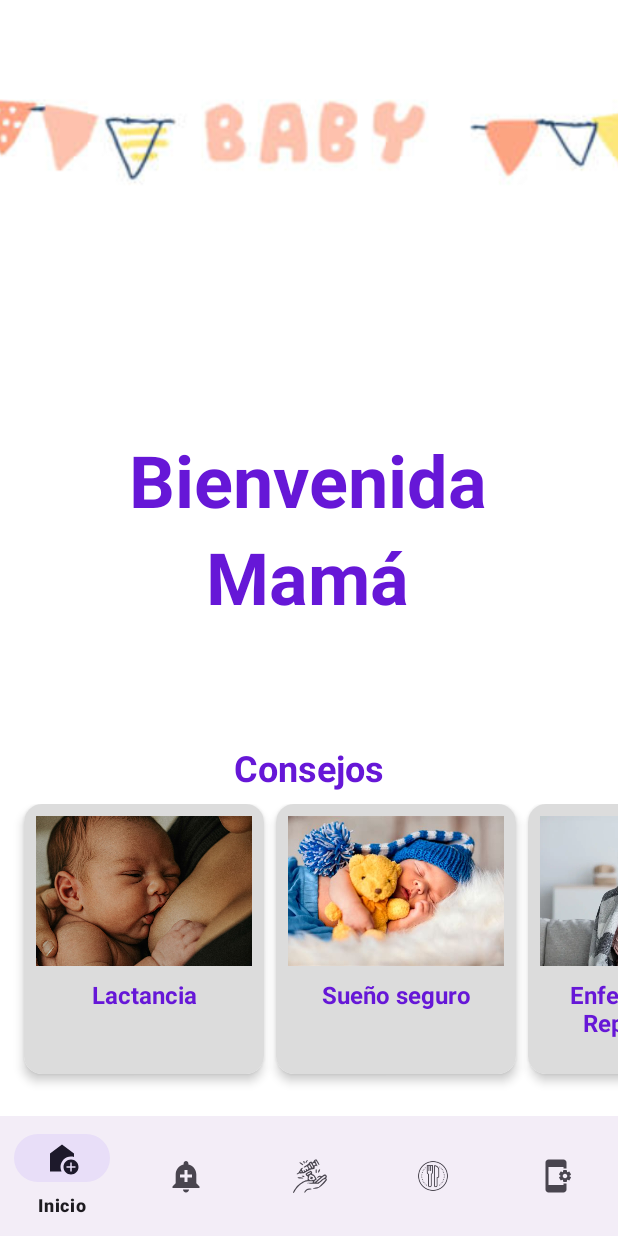
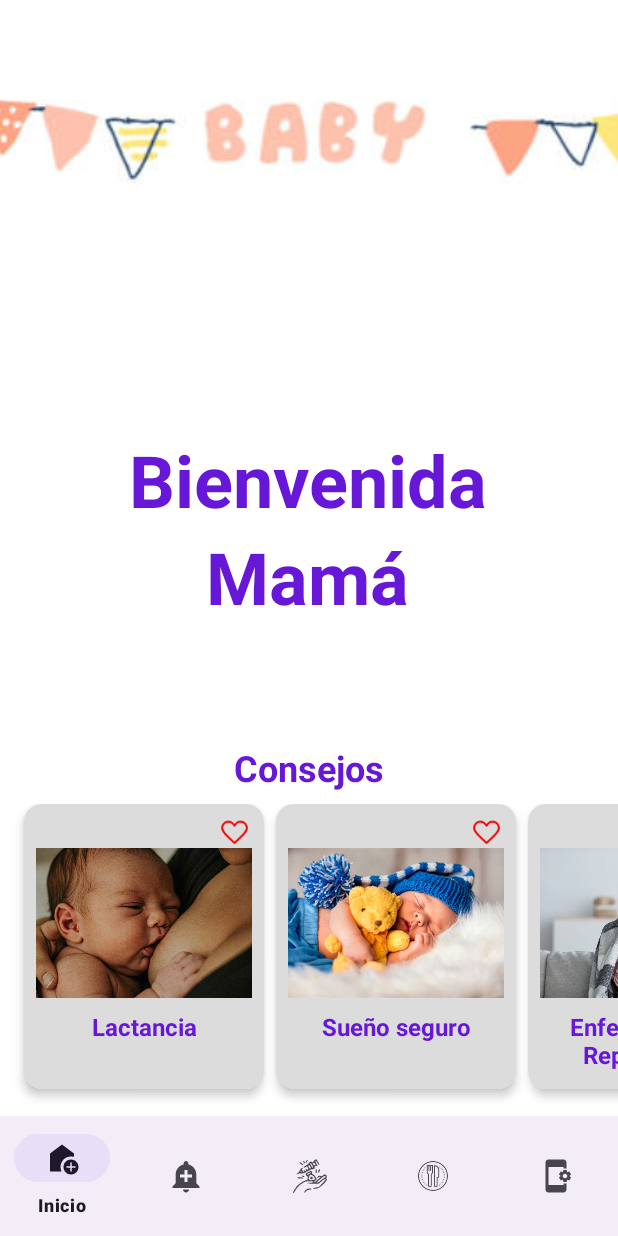
Before and after one commit to AldanaDeSampigny/TNT-materno-infantil, an Android app: the screen it shows after launch (MainActivity), on a phone screen of 412 x 824 dp. Run offline under Robolectric (Android 15) with nearby library versions, the light colour scheme and no system bars.

Commit message:
dar me gusta a una categoria de consejos

```diff
--- a/MaternoInfantil/app/build.gradle.kts
+++ b/MaternoInfantil/app/build.gradle.kts
@@ -65,6 +65,8 @@
     implementation ("androidx.navigation:navigation-ui-ktx:$nav_version")
     // Feature module support for Fragments
     implementation("androidx.navigation:navigation-dynamic-features-fragment:$nav_version")
+    implementation("com.airbnb.android:lottie:6.6.6")
     androidTestImplementation("androidx.navigation:navigation-testing:$nav_version")
 
+
 }
--- a/MaternoInfantil/app/src/main/java/com/example/materno_infantil/adapters/CaruselHomeAdapter.kt
+++ b/MaternoInfantil/app/src/main/java/com/example/materno_infantil/adapters/CaruselHomeAdapter.kt
@@ -6,6 +6,7 @@
 import android.widget.ImageView
 import android.widget.TextView
 import androidx.recyclerview.widget.RecyclerView
+import com.airbnb.lottie.LottieAnimationView
 import com.example.materno_infantil.R
 import com.example.materno_infantil.model.CategoriaConsejo
 
@@ -17,6 +18,7 @@
     class CarouselViewHolder(itemView: View) : RecyclerView.ViewHolder(itemView) {
         val imagenCarusel: ImageView = itemView.findViewById(R.id.imageView)
         val tituloCarusel: TextView = itemView.findViewById(R.id.titleTextView)
+        val likeImage : ImageView = itemView.findViewById(R.id.likeImage)
     }
 
     override fun onCreateViewHolder(parent: ViewGroup, viewType: Int): CarouselViewHolder {
@@ -27,9 +29,22 @@
 
     override fun onBindViewHolder(holder: CarouselViewHolder, position: Int) {
         val itemCarusel = items[position]
+        var like = false
         holder.tituloCarusel.text = itemCarusel.nombre
         holder.imagenCarusel.setImageResource(itemCarusel.imagenResId)
+        holder.likeImage.setOnClickListener{
+           like =  likeAnimation(holder.likeImage,R.raw.heart,like)
+        }
+    }
 
+    private fun likeAnimation(imageView: ImageView, animation: Int, like:Boolean) : Boolean{
+        if(!like){
+            imageView.setImageResource(R.drawable.heart_relleno)
+        }
+        else{
+            imageView.setImageResource(R.drawable.heart_red)
+        }
+        return !like
     }
 
     override fun getItemCount() = items.size
--- a/MaternoInfantil/app/src/main/java/com/example/materno_infantil/controllers/HomeFragment.kt
+++ b/MaternoInfantil/app/src/main/java/com/example/materno_infantil/controllers/HomeFragment.kt
@@ -16,6 +16,8 @@
     private lateinit var recyclerView: RecyclerView
     private lateinit var caruselAdapter: CaruselHomeAdapter
     private lateinit var items: List<CategoriaConsejo>
+
+
 
     override fun onCreateView(
         inflater: LayoutInflater,
--- a/MaternoInfantil/app/src/main/res/layout/item_carusel_home.xml
+++ b/MaternoInfantil/app/src/main/res/layout/item_carusel_home.xml
@@ -2,7 +2,7 @@
 <androidx.cardview.widget.CardView xmlns:android="http://schemas.android.com/apk/res/android"
     xmlns:card_view="http://schemas.android.com/apk/res-auto"
     android:layout_width="160dp"
-    android:layout_height="180dp"
+    android:layout_height="190dp"
     android:layout_marginEnd="8dp"
     card_view:cardCornerRadius="12dp"
     card_view:cardElevation="4dp">
@@ -10,9 +10,16 @@
     <LinearLayout
         android:layout_width="match_parent"
         android:layout_height="match_parent"
+        android:background="@color/gris"
         android:orientation="vertical"
-        android:background="@color/gris"
         android:padding="8dp">
+
+        <ImageView
+            android:id="@+id/likeImage"
+            android:layout_width="23dp"
+            android:layout_height="21dp"
+            android:layout_gravity="end"
+            card_view:srcCompat="@drawable/heart_red"/>
 
         <ImageView
             android:id="@+id/imageView"
@@ -24,12 +31,12 @@
             android:id="@+id/titleTextView"
             android:layout_width="match_parent"
             android:layout_height="wrap_content"
+            android:gravity="center"
             android:paddingTop="8dp"
             android:text="Título"
             android:textColor="@color/violetaOscuroTitulo"
             android:textSize="16sp"
-            android:textStyle="bold"
-            android:gravity="center" />
+            android:textStyle="bold" />
     </LinearLayout>
 
 </androidx.cardview.widget.CardView>
```
Also changed, not shown: MaternoInfantil/app/src/main/res/raw/heart.json (added, +1 -0 lines), MaternoInfantil/app/src/main/res/drawable/heart_red.png (added), MaternoInfantil/app/src/main/res/drawable/heart_relleno.png (added).
